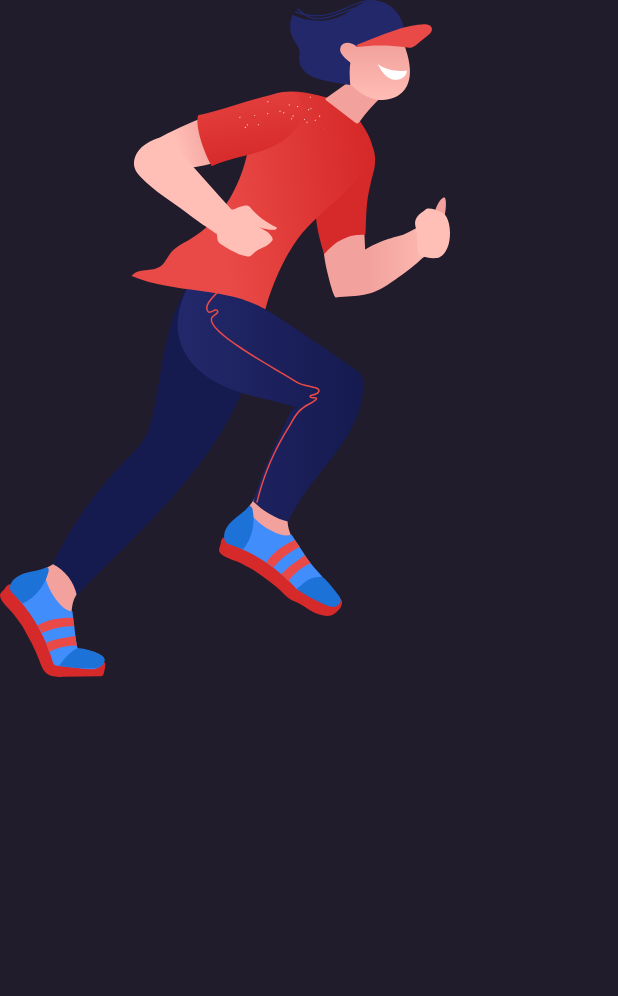
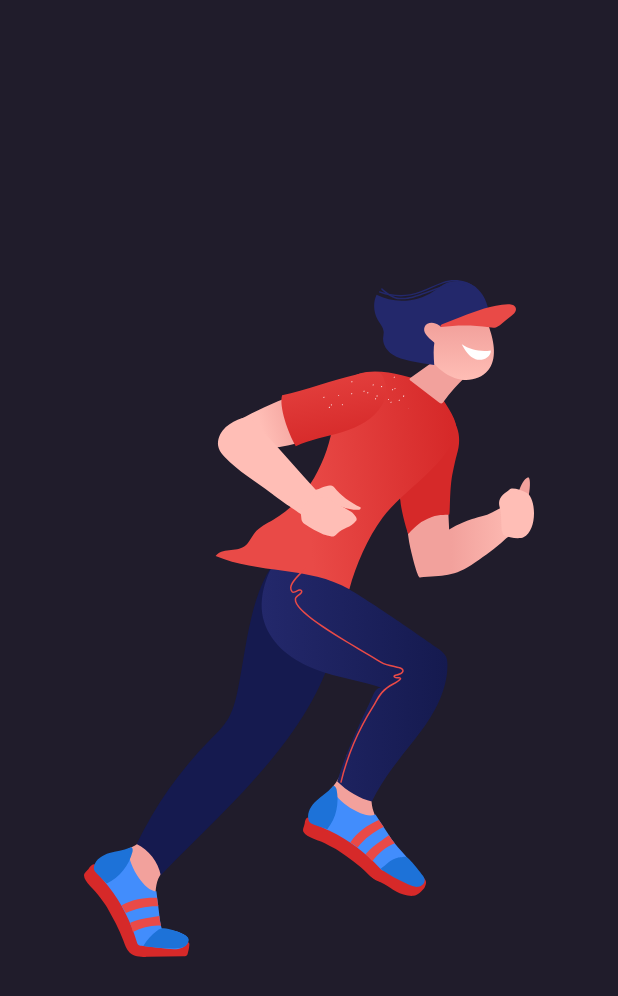
Before and after one commit to mighty-app/android, an Android app built with Jetpack Compose: the screen it shows after launch (LauncherActivity), on a phone screen of 412 x 824 dp. Shown: the top 996 px of the screen. Run offline under Robolectric (Android 15) with nearby library versions, the phone set to English and light mode, and no system bars; our stand-ins replace Dagger/Hilt's generated code, Timber.

Commit message:
Style splash screen

```diff
--- a/app/src/main/java/cc/mightyapp/mighty/launcher/ui/composables/LauncherView.kt
+++ b/app/src/main/java/cc/mightyapp/mighty/launcher/ui/composables/LauncherView.kt
@@ -1,20 +1,26 @@
 package cc.mightyapp.mighty.launcher.ui.composables
 
+import android.view.Gravity
 import androidx.compose.foundation.Image
 import androidx.compose.foundation.background
+import androidx.compose.foundation.layout.Arrangement
 import androidx.compose.foundation.layout.Box
+import androidx.compose.foundation.layout.Column
 import androidx.compose.foundation.layout.fillMaxSize
 import androidx.compose.material.MaterialTheme
 import androidx.compose.runtime.Composable
 import androidx.compose.runtime.LaunchedEffect
 import androidx.compose.runtime.collectAsState
 import androidx.compose.runtime.getValue
+import androidx.compose.ui.Alignment
 import androidx.compose.ui.Modifier
 import androidx.compose.ui.res.painterResource
+import androidx.compose.ui.tooling.preview.Preview
 import androidx.lifecycle.viewmodel.compose.viewModel
 import cc.mightyapp.mighty.R
 import cc.mightyapp.mighty.launcher.data.entities.LaunchDestination
 import cc.mightyapp.mighty.launcher.ui.presenter.LauncherViewModel
+import dagger.Provides
 import kotlinx.coroutines.delay
 
 private const val SplashWaitTime: Long = 1000
@@ -54,15 +60,17 @@ fun LauncherView(
 
 @Composable
 fun ShowSplash(modifier: Modifier) {
-    Box(
+    Column(
         modifier = modifier
             .fillMaxSize()
-            .background(MaterialTheme.colors.background)
+            .background(MaterialTheme.colors.background),
+        verticalArrangement = Arrangement.Center,
+        horizontalAlignment = Alignment.CenterHorizontally
     ) {
 
         Image(
             painter = painterResource(id = R.drawable.ic_mighty),
-            contentDescription = null
+            contentDescription = null,
         )
     }
 }
```
